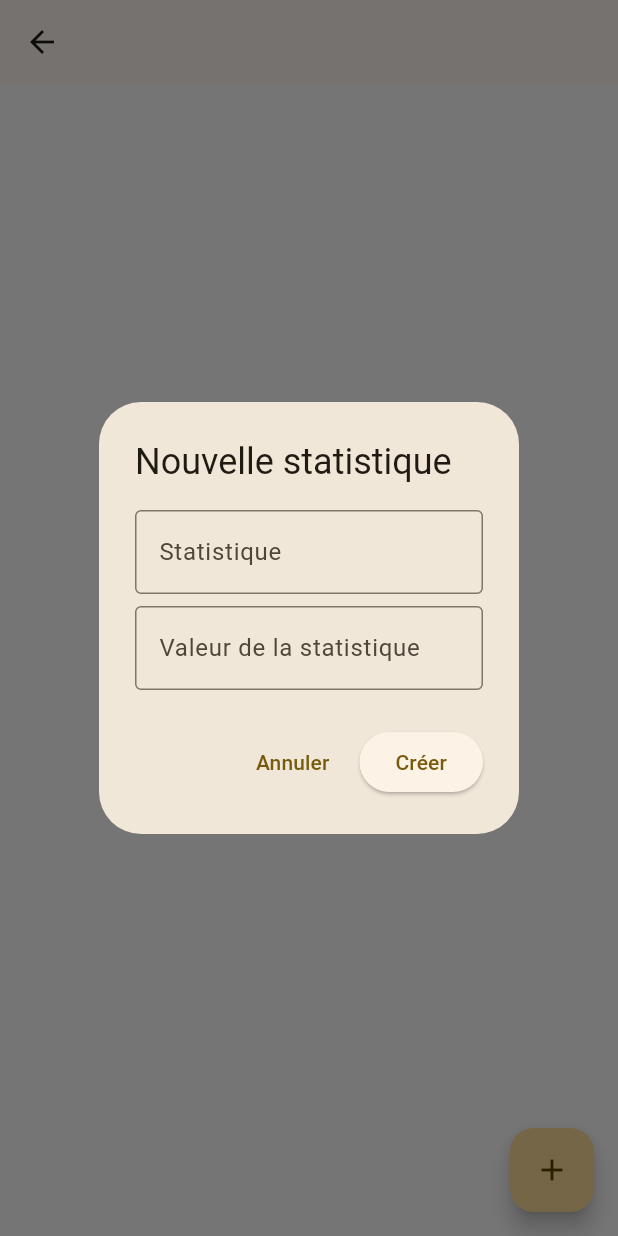
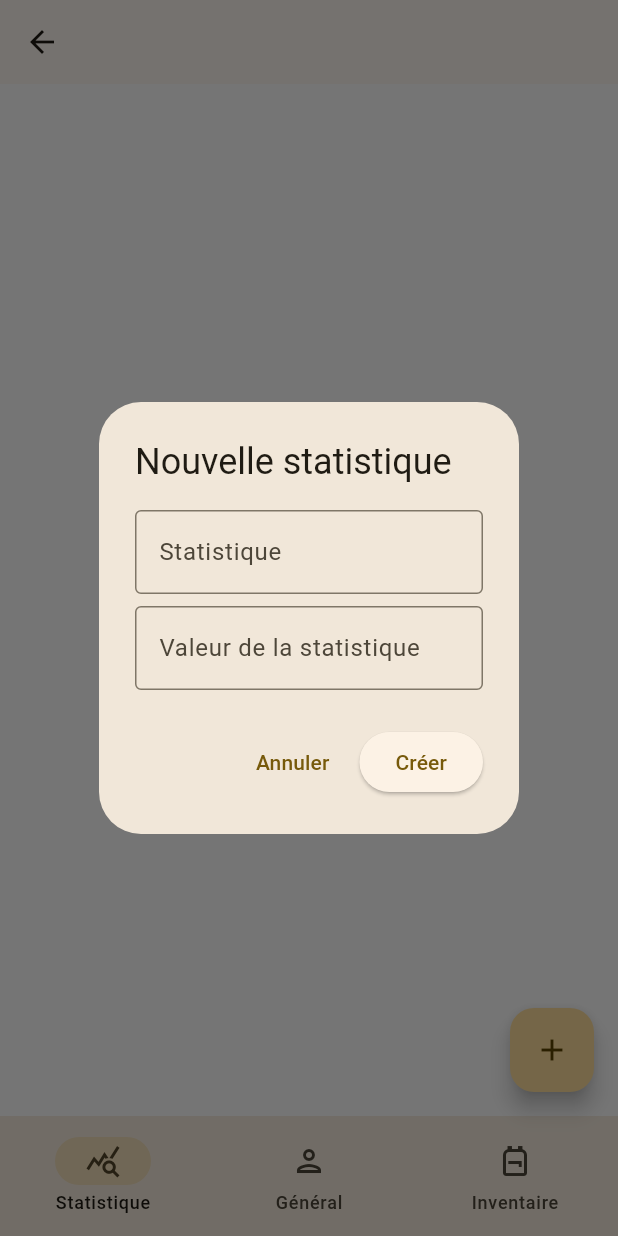
Before and after one commit to lohan5555/rpgPersona2, a Flutter app: the PersoDetailPage screen opened directly with empty values, after a tap on the "add" icon, on a phone screen of 412 x 824 dp. Run offline on Flutter 3.47's test engine with Material 3 defaults, Android fonts, the phone set to English and light mode, and no system bars; our stand-ins replace sqflite; accounts and stored records are empty.

Commit message:
feat: bottomNavigationBar on perso

```diff
--- a/lib/ui/screens/perso_detail_screen.dart
+++ b/lib/ui/screens/perso_detail_screen.dart
@@ -17,6 +17,7 @@ class PersoDetailPage extends StatefulWidget {
 
 class _PersoDetailPageState extends State<PersoDetailPage> {
   final StatService statservice = StatService();
+  int currentPageIndex = 1;
 
   List<Stat> _stat = [];
 
@@ -52,7 +53,10 @@ class _PersoDetailPageState extends State<PersoDetailPage> {
       appBar: AppBar(
         title: Text(widget.perso.name),
       ),
-      body: Column(
+      body: IndexedStack(
+        index: currentPageIndex,
+        children: [
+          Column(
             crossAxisAlignment: CrossAxisAlignment.start,
             children: [
               Expanded(
@@ -71,6 +75,32 @@ class _PersoDetailPageState extends State<PersoDetailPage> {
                 ),
               ),
             ],
+          ),
+          Text("général"),
+          Text("inventaire")
+        ],
+      ),
+      bottomNavigationBar: NavigationBar(
+          onDestinationSelected: (int index) {
+            setState(() {
+              currentPageIndex = index;
+            });
+          },
+          selectedIndex: currentPageIndex,
+          destinations: [
+            NavigationDestination(
+                icon: Icon(Icons.query_stats_outlined),
+                selectedIcon: Icon(Icons.query_stats),
+                label: 'Statistique'),
+            NavigationDestination(
+                icon: Icon(Icons.person_outlined),
+                selectedIcon: Icon(Icons.person),
+                label: 'Général'),
+            NavigationDestination(
+                icon: Icon(Icons.backpack_outlined),
+                selectedIcon: Icon(Icons.backpack),
+                label: 'Inventaire')
+          ]
       ),
       floatingActionButton: FloatingActionButton(
         onPressed: _showCreateStatDialog,
```
Lines whose indentation alone changed are shown as unchanged.
